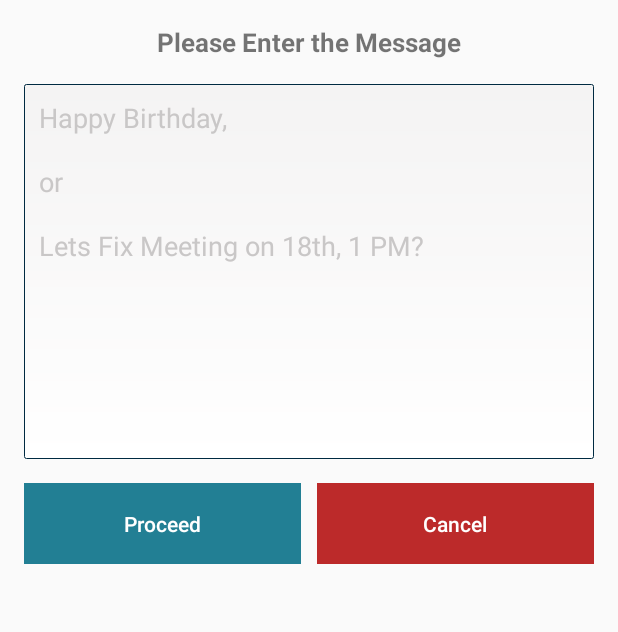
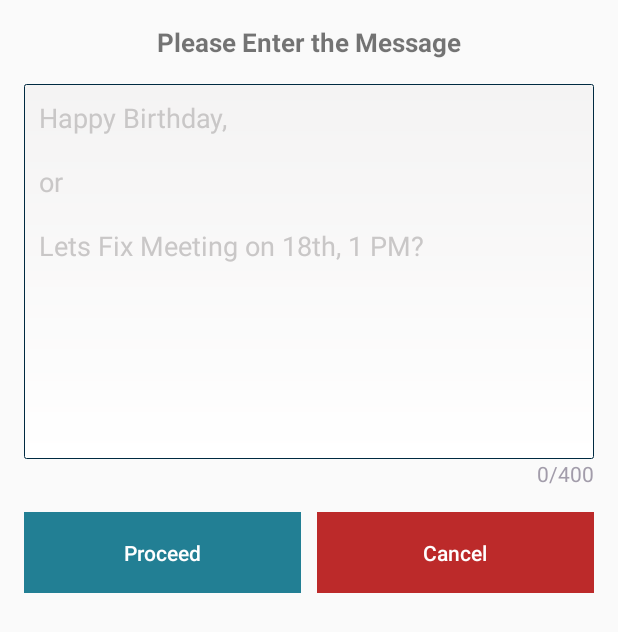
Before and after one commit to subhechhu/AutoMsg, an Android app: the layout add_message_dialog.xml on its own in the app's theme, with its tools: preview values and no code run, on a phone screen of 412 x 824 dp. Shown: the top 632 px of the screen. Run offline under Robolectric (Android 15) with nearby library versions, the phone set to English and light mode, and no system bars.

Commit message:
Multipart message fix text count added

```diff
--- a/app/src/main/java/com/subhechhu/automessage/message/MainListActivity.java
+++ b/app/src/main/java/com/subhechhu/automessage/message/MainListActivity.java
@@ -239,4 +239,10 @@ public class MainListActivity extends AppCompatActivity {
         return super.onOptionsItemSelected(item);
     }
 
+    @Override
+    protected void onResume() {
+        super.onResume();
+
+        Log.e("subhechhu", "onResume MainListActivity");
+    }
 }
--- a/app/src/main/res/layout/add_message_dialog.xml
+++ b/app/src/main/res/layout/add_message_dialog.xml
@@ -21,22 +21,31 @@
         android:layout_width="match_parent"
         android:layout_height="wrap_content"
         android:layout_below="@+id/dialog_header"
-        android:layout_marginBottom="@dimen/activity_vertical_margin"
         android:background="@drawable/border"
         android:ems="10"
         android:gravity="top"
         android:hint="@string/example_text"
         android:textColorHint="@color/light_grey"
         android:inputType="textMultiLine"
-        android:maxLength="@android:integer/config_mediumAnimTime"
+        android:maxLength="400"
         android:minHeight="@dimen/padding_250"
         android:padding="@dimen/padding_10" />
+
+    <TextView
+        android:text="0/400"
+        android:layout_width="match_parent"
+        android:layout_height="wrap_content"
+        android:id="@+id/textView_count"
+        android:layout_below="@id/message_ET"
+        android:gravity="end"
+        android:textColor="@color/colorLightText"
+        android:layout_marginBottom="@dimen/activity_vertical_margin" />
 
     <LinearLayout
         style="?android:attr/buttonBarStyle"
         android:layout_width="match_parent"
         android:layout_height="wrap_content"
-        android:layout_below="@+id/message_ET"
+        android:layout_below="@+id/textView_count"
         android:gravity="bottom"
         android:orientation="horizontal">
 
```
Also changed, not shown: app/src/main/java/com/subhechhu/automessage/Info/InfoActivity.java (+6 -6 lines), app/src/main/java/com/subhechhu/automessage/message/AlarmReceiver.java (+28 -9 lines), app/src/main/java/com/subhechhu/automessage/message/MessageActivity.java (+20 -0 lines).
